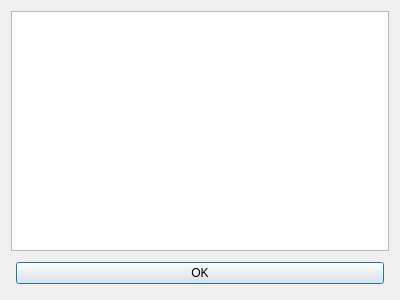
Old version of the form UI/Design/modal.ui in the repository MarkMolenmakerHU/INNO_xAITool.
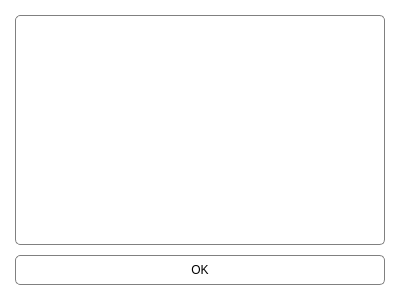
New version of the form.

The edit to the form file:
```diff
--- a/UI/Design/modal.ui
+++ b/UI/Design/modal.ui
@@ -16,12 +16,34 @@
   <property name="windowTitle">
    <string>Dialog</string>
   </property>
+  <property name="styleSheet">
+   <string notr="true">background: rgba(255, 255, 255, 0.8);</string>
+  </property>
   <property name="modal">
    <bool>false</bool>
   </property>
-  <layout class="QVBoxLayout" name="verticalLayout_2" stretch="4,2">
+  <layout class="QVBoxLayout" name="verticalLayout_2" stretch="4,1">
+   <property name="spacing">
+    <number>10</number>
+   </property>
+   <property name="leftMargin">
+    <number>15</number>
+   </property>
+   <property name="topMargin">
+    <number>15</number>
+   </property>
+   <property name="rightMargin">
+    <number>15</number>
+   </property>
+   <property name="bottomMargin">
+    <number>15</number>
+   </property>
    <item>
     <widget class="QTextBrowser" name="textBrowser">
+     <property name="styleSheet">
+      <string notr="true">border: 1px solid grey;
+border-radius: 5px;</string>
+     </property>
      <property name="html">
       <string>&lt;!DOCTYPE HTML PUBLIC &quot;-//W3C//DTD HTML 4.0//EN&quot; &quot;http://www.w3.org/TR/REC-html40/strict.dtd&quot;&gt;
 &lt;html&gt;&lt;head&gt;&lt;meta name=&quot;qrichtext&quot; content=&quot;1&quot; /&gt;&lt;style type=&quot;text/css&quot;&gt;
@@ -32,27 +54,25 @@
     </widget>
    </item>
    <item>
-    <layout class="QHBoxLayout" name="horizontalLayout">
-     <property name="leftMargin">
-      <number>5</number>
+    <widget class="QPushButton" name="okButton">
+     <property name="minimumSize">
+      <size>
+       <width>0</width>
+       <height>30</height>
+      </size>
      </property>
-     <property name="topMargin">
-      <number>5</number>
+     <property name="cursor">
+      <cursorShape>PointingHandCursor</cursorShape>
      </property>
-     <property name="rightMargin">
-      <number>5</number>
+     <property name="styleSheet">
+      <string notr="true">background-color: white;
+border-radius: 5px;
+border: 1px solid grey;</string>
      </property>
-     <property name="bottomMargin">
-      <number>5</number>
+     <property name="text">
+      <string>OK</string>
      </property>
-     <item>
-      <widget class="QPushButton" name="okButton">
-       <property name="text">
-        <string>OK</string>
-       </property>
-      </widget>
-     </item>
-    </layout>
+    </widget>
    </item>
   </layout>
  </widget>
```
